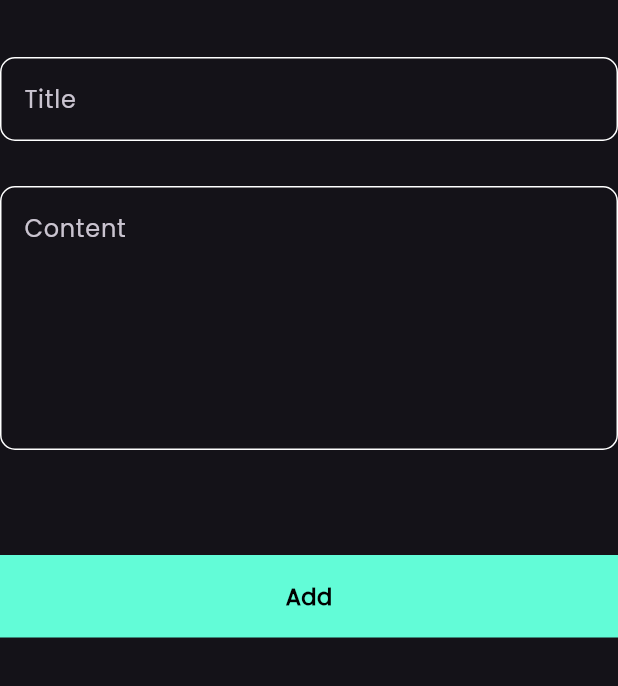
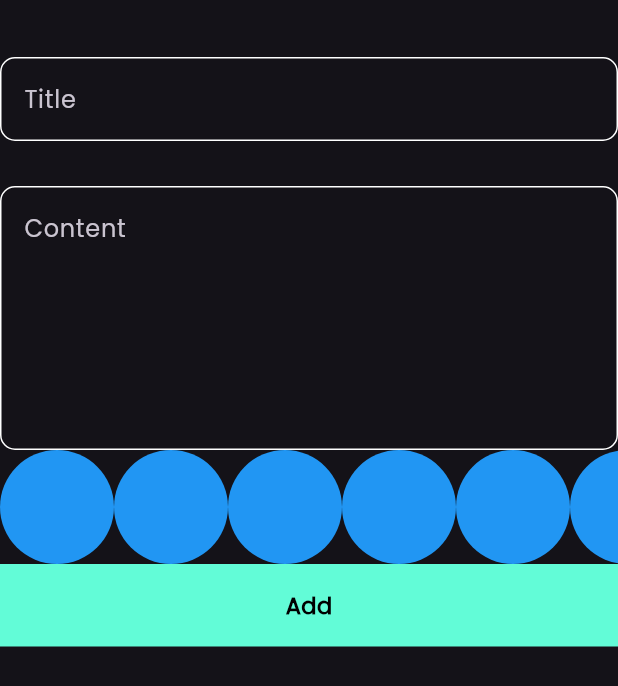
Before and after one commit to iYoussefAdly/notes_app, a Flutter app: the AddNoteForm widget shown alone on an empty page, opened directly, on a phone screen of 412 x 824 dp. Shown: the top 686 px of the screen. Run offline on Flutter 3.47's test engine with Material 3 defaults, Android fonts, the phone set to English and light mode, and no system bars; our stand-ins replace bloc, flutter_bloc, hive, hive_flutter; accounts and stored records are empty.

Commit message:
create ColorItem and ColorListView

```diff
--- a/lib/widgets/add_note_form.dart
+++ b/lib/widgets/add_note_form.dart
@@ -3,6 +3,7 @@ import 'package:flutter_bloc/flutter_bloc.dart';
 import 'package:intl/intl.dart';
 import 'package:notes_app/cubits/add_note_cubit/cubit/add_note_cubit.dart';
 import 'package:notes_app/models/note_model.dart';
+import 'package:notes_app/widgets/colors_list_view.dart';
 import 'package:notes_app/widgets/custom_button.dart';
 import 'package:notes_app/widgets/custom_text_field.dart';
 
@@ -41,7 +42,7 @@ class _AddNoteFormState extends State<AddNoteForm> {
               subtitle = value;
             },
           ),
-          SizedBox(height: 70),
+              ColorsListView(),
           BlocBuilder<AddNoteCubit, AddNoteState>(
             builder: (context, state) {
               return CustomButton(
@@ -50,9 +51,7 @@ class _AddNoteFormState extends State<AddNoteForm> {
                   if (formKey.currentState!.validate()) {
                     formKey.currentState!.save();
                     DateTime now = DateTime.now();
-                    String formattedDate = DateFormat(
-                      'yyyy-MM-dd',
-                    ).format(now);
+                    String formattedDate = DateFormat('yyyy-MM-dd').format(now);
                     NoteModel noteModel = NoteModel(
                       title: title!,
                       subtitle: subtitle!,
--- /dev/null
+++ b/lib/widgets/colors_list_view.dart
@@ -0,0 +1,28 @@
+import 'package:flutter/material.dart';
+
+class ColorItem extends StatelessWidget {
+  const ColorItem({super.key});
+
+  @override
+  Widget build(BuildContext context) {
+    return CircleAvatar(radius: 38, backgroundColor: Colors.blue);
+  }
+}
+
+class ColorsListView extends StatelessWidget {
+  const ColorsListView({super.key});
+
+  @override
+  Widget build(BuildContext context) {
+    return SizedBox(
+      height: 38*2,
+      child: ListView.builder(
+        scrollDirection: Axis.horizontal,
+        itemCount: 10,
+        itemBuilder: (context, index) {
+          return ColorItem();
+        },
+      ),
+    );
+  }
+}
```
